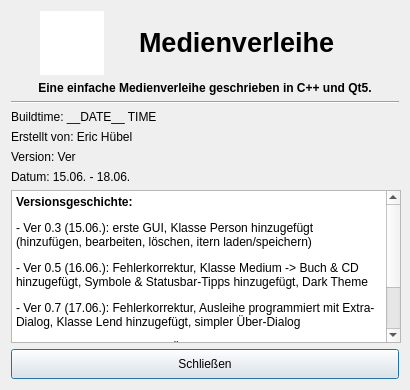
Old version of the form ui/aboutdialog.ui in the repository Computer-Freak-2004/Medienverleih.
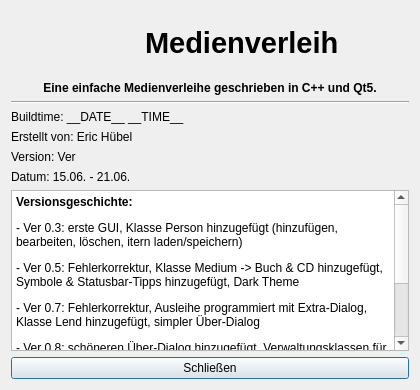
New version of the form. Icons and pictures are not drawn.

The edit to the form file:
```diff
--- a/ui/aboutdialog.ui
+++ b/ui/aboutdialog.ui
@@ -6,7 +6,7 @@
    <rect>
     <x>0</x>
     <y>0</y>
-    <width>410</width>
+    <width>420</width>
     <height>390</height>
    </rect>
   </property>
@@ -18,13 +18,13 @@
   </property>
   <property name="minimumSize">
    <size>
-    <width>410</width>
+    <width>420</width>
     <height>390</height>
    </size>
   </property>
   <property name="maximumSize">
    <size>
-    <width>410</width>
+    <width>420</width>
     <height>390</height>
    </size>
   </property>
@@ -71,6 +71,9 @@
        <property name="toolTip">
         <string extracomment="Icon von: https://www.flaticon.com/de/kostenloses-icon/bibliothek_225993">https://www.flaticon.com/de/kostenloses-icon/bibliothek_225993</string>
        </property>
+       <property name="styleSheet">
+        <string notr="true">background: transparent</string>
+       </property>
        <property name="frameShape">
         <enum>QFrame::NoFrame</enum>
        </property>
@@ -84,11 +87,20 @@
         <enum>Qt::ScrollBarAlwaysOff</enum>
        </property>
        <property name="backgroundBrush">
-        <brush brushstyle="SolidPattern">
-         <color alpha="192">
-          <red>72</red>
-          <green>72</green>
-          <blue>214</blue>
+        <brush brushstyle="NoBrush">
+         <color alpha="0">
+          <red>0</red>
+          <green>0</green>
+          <blue>0</blue>
+         </color>
+        </brush>
+       </property>
+       <property name="foregroundBrush">
+        <brush brushstyle="NoBrush">
+         <color alpha="0">
+          <red>0</red>
+          <green>0</green>
+          <blue>0</blue>
          </color>
         </brush>
        </property>
@@ -131,7 +143,7 @@
         </size>
        </property>
        <property name="text">
-        <string>&lt;html&gt;&lt;head/&gt;&lt;body&gt;&lt;p&gt;&lt;span style=&quot; font-size:20pt; font-weight:700;&quot;&gt;Medienverleihe&lt;/span&gt;&lt;/p&gt;&lt;/body&gt;&lt;/html&gt;</string>
+        <string>&lt;html&gt;&lt;head/&gt;&lt;body&gt;&lt;p&gt;&lt;span style=&quot; font-size:22pt; font-weight:700;&quot;&gt;Medienverleih&lt;/span&gt;&lt;/p&gt;&lt;/body&gt;&lt;/html&gt;</string>
        </property>
        <property name="textFormat">
         <enum>Qt::RichText</enum>
@@ -149,10 +161,10 @@
       </size>
      </property>
      <property name="text">
-      <string>&lt;html&gt;&lt;head/&gt;&lt;body&gt;&lt;p&gt;&lt;span style=&quot; font-weight:700;&quot;&gt;Eine einfache Medienverleihe geschrieben in C++ und Qt5.&lt;/span&gt;&lt;/p&gt;&lt;/body&gt;&lt;/html&gt;</string>
+      <string>&lt;html&gt;&lt;head/&gt;&lt;body&gt;&lt;p&gt;&lt;span style=&quot; font-weight:600;&quot;&gt;Eine einfache Medienverleihe geschrieben in C++ und Qt5.&lt;/span&gt;&lt;/p&gt;&lt;/body&gt;&lt;/html&gt;</string>
      </property>
      <property name="textFormat">
-      <enum>Qt::RichText</enum>
+      <enum>Qt::TextFormat::MarkdownText</enum>
      </property>
      <property name="alignment">
       <set>Qt::AlignCenter</set>
@@ -199,7 +211,7 @@
       <number>10</number>
      </property>
      <property name="text">
-      <string>Buildtime: __DATE__ TIME</string>
+      <string>Buildtime: __DATE__ __TIME__</string>
      </property>
      <property name="alignment">
       <set>Qt::AlignLeading|Qt::AlignLeft|Qt::AlignVCenter</set>
@@ -223,7 +235,7 @@
    <item>
     <widget class="QLabel" name="DateLabel">
      <property name="text">
-      <string>Datum: 15.06. - 18.06.</string>
+      <string>Datum: 15.06. - 21.06.</string>
      </property>
     </widget>
    </item>
@@ -237,7 +249,7 @@
      </property>
      <property name="maximumSize">
       <size>
-       <width>400</width>
+       <width>16777215</width>
        <height>16777215</height>
       </size>
      </property>
@@ -251,13 +263,14 @@
 hr { height: 1px; border-width: 0; }
 li.unchecked::marker { content: &quot;\2610&quot;; }
 li.checked::marker { content: &quot;\2612&quot;; }
-&lt;/style&gt;&lt;/head&gt;&lt;body style=&quot; font-family:'Segoe UI'; font-size:9.75pt; font-weight:400; font-style:normal;&quot;&gt;
-&lt;p style=&quot; margin-top:12px; margin-bottom:12px; margin-left:0px; margin-right:0px; -qt-block-indent:0; text-indent:0px;&quot;&gt;&lt;span style=&quot; font-size:9pt; font-weight:704;&quot;&gt;Versionsgeschichte:&lt;/span&gt;&lt;/p&gt;
-&lt;p style=&quot; margin-top:12px; margin-bottom:12px; margin-left:0px; margin-right:0px; -qt-block-indent:0; text-indent:0px;&quot;&gt;&lt;span style=&quot; font-size:9pt;&quot;&gt;- Ver 0.3 (15.06.): erste GUI, Klasse Person hinzugefügt (hinzufügen, bearbeiten, löschen, itern laden/speichern)&lt;/span&gt;&lt;/p&gt;
-&lt;p style=&quot; margin-top:12px; margin-bottom:12px; margin-left:0px; margin-right:0px; -qt-block-indent:0; text-indent:0px;&quot;&gt;&lt;span style=&quot; font-size:9pt;&quot;&gt;- Ver 0.5 (16.06.): Fehlerkorrektur, Klasse Medium -&amp;gt; Buch &amp;amp; CD hinzugefügt, Symbole &amp;amp; Statusbar-Tipps hinzugefügt, Dark Theme&lt;/span&gt;&lt;/p&gt;
-&lt;p style=&quot; margin-top:12px; margin-bottom:12px; margin-left:0px; margin-right:0px; -qt-block-indent:0; text-indent:0px;&quot;&gt;&lt;span style=&quot; font-size:9pt;&quot;&gt;- Ver 0.7 (17.06.): Fehlerkorrektur, Ausleihe programmiert mit Extra-Dialog, Klasse Lend hinzugefügt, simpler Über-Dialog&lt;/span&gt;&lt;/p&gt;
-&lt;p style=&quot; margin-top:12px; margin-bottom:12px; margin-left:0px; margin-right:0px; -qt-block-indent:0; text-indent:0px;&quot;&gt;&lt;span style=&quot; font-size:9pt;&quot;&gt;- Ver 0.8 (18.06.): schöneren Über-Dialog hinzugefügt, Verwaltungsklassen für Klassen erstellt, Icons&lt;/span&gt;&lt;/p&gt;
-&lt;p style=&quot; margin-top:12px; margin-bottom:12px; margin-left:0px; margin-right:0px; -qt-block-indent:0; text-indent:0px;&quot;&gt;&lt;span style=&quot; font-size:9pt;&quot;&gt;&lt;br /&gt;&lt;/span&gt;&lt;a href=&quot;https://github.com/Computer-Freak-2004/Medienverleih&quot;&gt;&lt;span style=&quot; font-family:'Sans Serif'; font-size:10pt; text-decoration: underline; color:#3daee9;&quot;&gt;GitHub Link&lt;/span&gt;&lt;/a&gt;&lt;/p&gt;&lt;/body&gt;&lt;/html&gt;</string>
+&lt;/style&gt;&lt;/head&gt;&lt;body style=&quot; font-family:'Sans Serif'; font-size:10pt; font-weight:400; font-style:normal;&quot;&gt;
+&lt;p style=&quot; margin-top:12px; margin-bottom:12px; margin-left:0px; margin-right:0px; -qt-block-indent:0; text-indent:0px;&quot;&gt;&lt;span style=&quot; font-family:'Segoe UI'; font-size:9pt; font-weight:704;&quot;&gt;Versionsgeschichte:&lt;/span&gt;&lt;/p&gt;
+&lt;p style=&quot; margin-top:12px; margin-bottom:12px; margin-left:0px; margin-right:0px; -qt-block-indent:0; text-indent:0px;&quot;&gt;&lt;span style=&quot; font-family:'Segoe UI'; font-size:9pt;&quot;&gt;- Ver 0.3: erste GUI, Klasse Person hinzugefügt (hinzufügen, bearbeiten, löschen, itern laden/speichern)&lt;/span&gt;&lt;/p&gt;
+&lt;p style=&quot; margin-top:12px; margin-bottom:12px; margin-left:0px; margin-right:0px; -qt-block-indent:0; text-indent:0px;&quot;&gt;&lt;span style=&quot; font-family:'Segoe UI'; font-size:9pt;&quot;&gt;- Ver 0.5: Fehlerkorrektur, Klasse Medium -&amp;gt; Buch &amp;amp; CD hinzugefügt, Symbole &amp;amp; Statusbar-Tipps hinzugefügt, Dark Theme&lt;/span&gt;&lt;/p&gt;
+&lt;p style=&quot; margin-top:12px; margin-bottom:12px; margin-left:0px; margin-right:0px; -qt-block-indent:0; text-indent:0px;&quot;&gt;&lt;span style=&quot; font-family:'Segoe UI'; font-size:9pt;&quot;&gt;- Ver 0.7: Fehlerkorrektur, Ausleihe programmiert mit Extra-Dialog, Klasse Lend hinzugefügt, simpler Über-Dialog&lt;/span&gt;&lt;/p&gt;
+&lt;p style=&quot; margin-top:12px; margin-bottom:12px; margin-left:0px; margin-right:0px; -qt-block-indent:0; text-indent:0px;&quot;&gt;&lt;span style=&quot; font-family:'Segoe UI'; font-size:9pt;&quot;&gt;- Ver 0.8: schöneren Über-Dialog hinzugefügt, Verwaltungsklassen für Klassen erstellt, Icons&lt;/span&gt;&lt;/p&gt;
+&lt;p style=&quot; margin-top:12px; margin-bottom:12px; margin-left:0px; margin-right:0px; -qt-block-indent:0; text-indent:0px;&quot;&gt;&lt;span style=&quot; font-family:'Segoe UI'; font-size:9pt;&quot;&gt;- Ver 1.0: Korrekturen, Speichern/Laden der Listen hinzugefügt, Fehler falls Ausgeliehen, Tastenkombinationen&lt;/span&gt;&lt;/p&gt;
+&lt;p style=&quot; margin-top:12px; margin-bottom:12px; margin-left:0px; margin-right:0px; -qt-block-indent:0; text-indent:0px;&quot;&gt;&lt;span style=&quot; font-family:'Segoe UI'; font-size:9pt;&quot;&gt;&lt;br /&gt;&lt;/span&gt;&lt;a href=&quot;https://github.com/Computer-Freak-2004/Medienverleih&quot;&gt;&lt;span style=&quot; text-decoration: underline; color:#3daee9;&quot;&gt;GitHub Link&lt;/span&gt;&lt;/a&gt;&lt;/p&gt;&lt;/body&gt;&lt;/html&gt;</string>
      </property>
      <property name="acceptRichText">
       <bool>false</bool>
@@ -272,7 +285,7 @@
      <property name="minimumSize">
       <size>
        <width>0</width>
-       <height>30</height>
+       <height>0</height>
       </size>
      </property>
      <property name="text">
```
Left out of the diff: 33 changed lines with no effect on the pictures.
